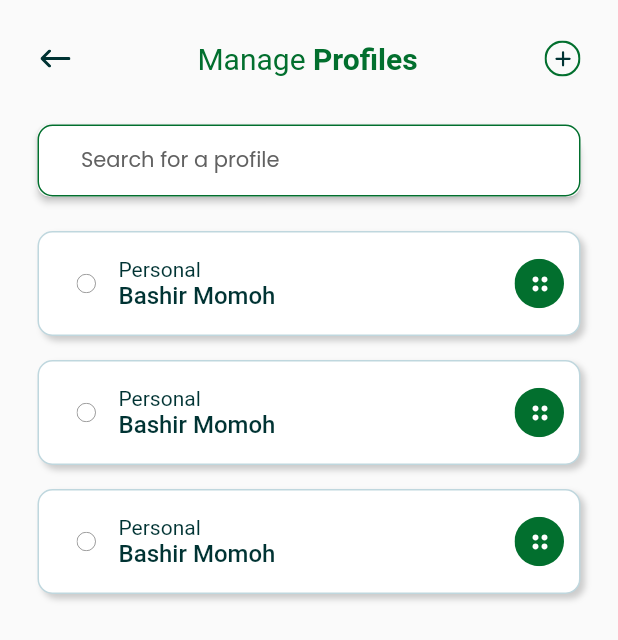
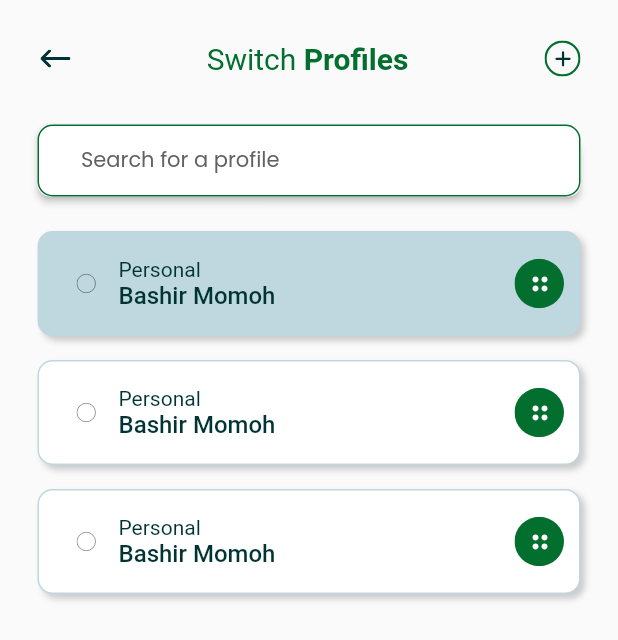
Before and after one commit to Adiikust/Xerobills_Project, a Flutter app: the ManageProfiles screen opened directly, on a phone screen of 412 x 824 dp. Shown: the top 640 px of the screen. Run offline on Flutter 3.47's test engine with Material 2 defaults, Android fonts, the phone set to English and light mode, and no system bars; our stand-ins replace carousel_slider, flutter_svg, get, pin_code_fields, sizer; Roboto replaces fonts that are missing (Poppins).

Commit message:
maaz commit

```diff
--- a/lib/views/home/home.dart
+++ b/lib/views/home/home.dart
@@ -9,6 +9,7 @@
 import 'package:xerobills/views/cable/cableSubscriptionDefault.dart';
 import 'package:xerobills/views/electricity/electricityBillDefault.dart';
 import 'package:xerobills/views/notification/notificationPage.dart';
+import 'package:xerobills/views/profile/manageProfiles.dart';
 import 'package:xerobills/views/transactions/transactionPage.dart';
 import 'package:xerobills/widgets/tiles/myRecentsListTile.dart';
 import 'package:xerobills/widgets/quickactions/quickActionButton.dart';
@@ -26,6 +27,7 @@
   Widget build(BuildContext context) {
     return SafeArea(
       child: Scaffold(
+        backgroundColor: Colors.white,
         appBar: AppBar(
           elevation: 0,
           backgroundColor: Colors.white,
@@ -194,6 +196,8 @@
                         elevation: 3,
                         shadowColor: const Color(0xff009933),
                         color: Colors.white,
+                        child: InkWell(
+                          onTap: ()=> Get.to(ManageProfiles()),
                           child: Container(
                             height: 40,
                             width: 74.w,
@@ -208,6 +212,7 @@
                                 ),
                                 SvgPicture.asset("assets/media/svg/vector-2.svg")
                               ],
+                            ),
                           ),
                         ),
                       ),
--- a/lib/views/profile/manageProfiles.dart
+++ b/lib/views/profile/manageProfiles.dart
@@ -32,7 +32,7 @@
                             SvgPicture.asset("assets/media/svg/arrowleft.svg")),
                   ),
                   CustomRichText(
-                    firstText: "Manage",
+                    firstText: "Switch",
                     secondText: "Profiles",
                   ),
                   GestureDetector(
@@ -133,7 +133,7 @@
                               horizontal: 10,
                             ),
                             decoration: BoxDecoration(
-                              color: controller.selectedOptions[index] == true
+                              color: index == 0
                                   ? const Color(0xffBFD7DE)
                                   : Colors.white,
                               border:
@@ -171,12 +171,12 @@
                                                   width: 13,
                                                 ),
                                     ),
-                                    Column(
+                                    const Column(
                                       mainAxisAlignment:
                                           MainAxisAlignment.center,
                                       crossAxisAlignment:
                                           CrossAxisAlignment.start,
-                                      children: const [
+                                      children: [
                                         Text(
                                           "Personal",
                                           style: TextStyle(
```
Lines whose indentation alone changed are shown as unchanged.
